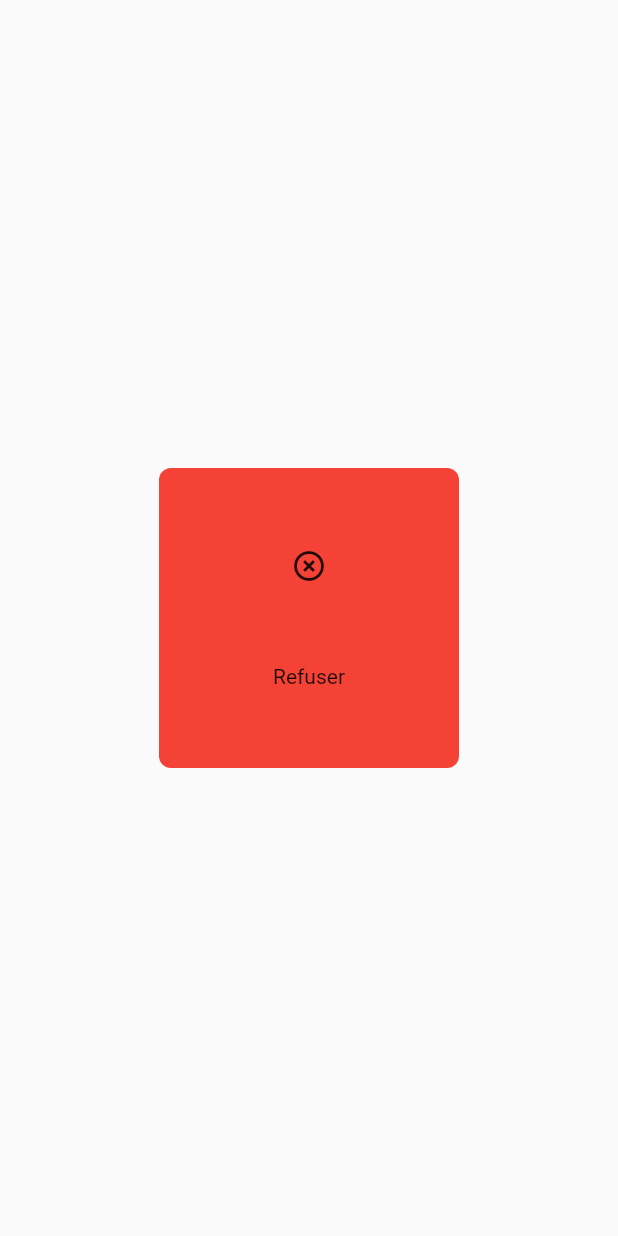
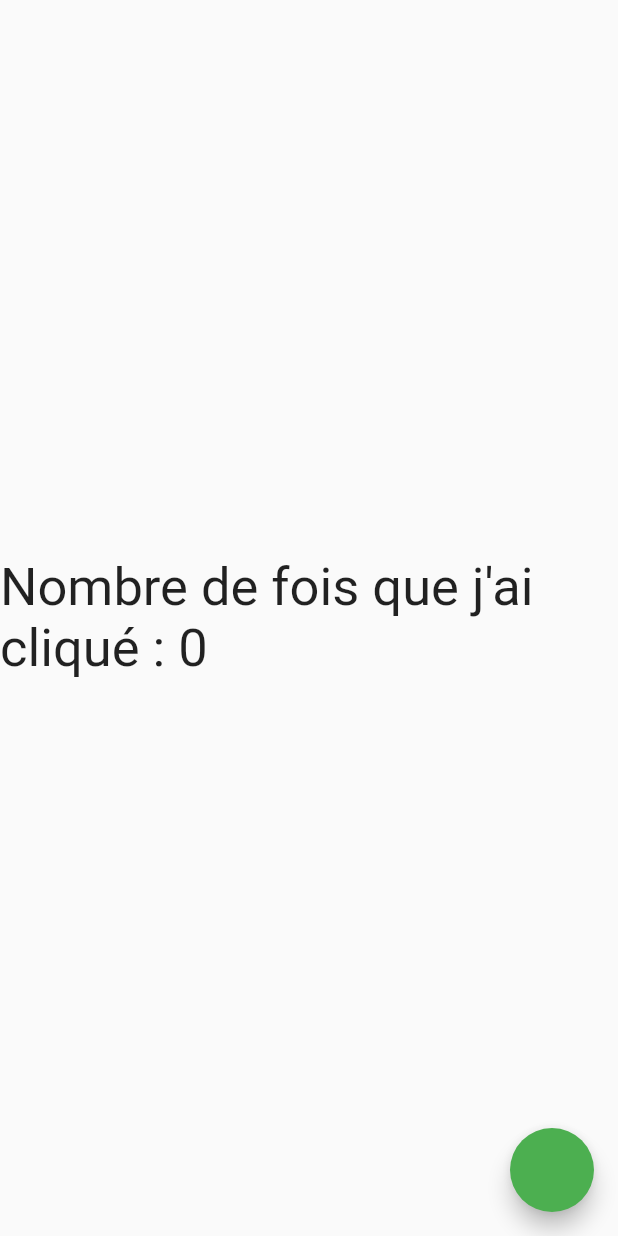
Before and after one commit to baby-dev69/Flutter_Exercices, a Flutter app: the screen it shows after launch, on a phone screen of 412 x 824 dp. Run offline on Flutter 3.47's test engine with Material 2 defaults, Android fonts, the phone set to English and light mode, and no system bars; our stand-ins replace get.

Commit message:
first commit

```diff
--- a/lib/main.dart
+++ b/lib/main.dart
@@ -1,7 +1,12 @@
 import 'package:flutter/material.dart';
+import 'package:get/get.dart';
 import 'package:secondtry/widgets/academy_page.dart';
+import 'package:secondtry/widgets/exo4/getx_exo4_bindings.dart';
 import 'package:secondtry/widgets/statefull.dart';
 import 'package:secondtry/widgets/statelesswidget.dart';
+import 'package:secondtry/widgets/ex3_formulaire.dart';
+
+import 'widgets/exo4/getx_exo4_view.dart';
 
 void main() {
   runApp(const MyApp());
@@ -13,12 +18,19 @@ class MyApp extends StatelessWidget {
   // This widget is the root of your application.
   @override
   Widget build(BuildContext context) {
-    return MaterialApp(
+    return GetMaterialApp(
       title: 'Flutter Demo',
+      getPages: [
+        GetPage(
+          name: "/exo4",
+          page: () => GetxExo4View(),
+          binding: GetxExo4Binding(),
+        )
+      ],
+      initialRoute: "exo4",
       theme: ThemeData(
         primarySwatch: Colors.green,
       ),
-      home: const AcademyPage(),
     );
   }
 }
--- /dev/null
+++ b/lib/widgets/exo4/getx_exo4_bindings.dart
@@ -0,0 +1,10 @@
+import 'package:get/get.dart';
+
+import 'getx_exo4_controller.dart';
+
+class GetxExo4Binding extends Bindings {
+  @override
+  void dependencies() {
+    Get.lazyPut(() => GetxExo4Controller());
+  }
+}
--- /dev/null
+++ b/lib/widgets/exo4/getx_exo4_controller.dart
@@ -0,0 +1,11 @@
+import 'package:get/get.dart';
+
+class GetxExo4Controller extends GetxController {
+  GetxExo4Controller();
+
+  Rx<int> count = 0.obs;
+
+  void incrementCounter() {
+    count.value++;
+  }
+}
--- /dev/null
+++ b/lib/widgets/exo4/getx_exo4_view.dart
@@ -0,0 +1,26 @@
+import 'package:flutter/material.dart';
+import 'package:flutter/src/widgets/container.dart';
+import 'package:flutter/src/widgets/framework.dart';
+import 'package:get/get.dart';
+import 'package:secondtry/widgets/exo4/getx_exo4_controller.dart';
+
+class GetxExo4View extends GetView<GetxExo4Controller> {
+  const GetxExo4View({super.key});
+
+  @override
+  Widget build(BuildContext context) {
+    return Scaffold(
+      floatingActionButton: FloatingActionButton(
+        onPressed: () {
+          controller.incrementCounter();
+        },
+      ),
+      body: Center(
+        child: Obx(() => Text(
+              "Nombre de fois que j'ai cliqué : ${controller.count.value} ",
+              style: TextStyle(fontSize: 35),
+            )),
+      ),
+    );
+  }
+}
--- a/pubspec.yaml
+++ b/pubspec.yaml
@@ -36,6 +36,7 @@ dependencies:
   # The following adds the Cupertino Icons font to your application.
   # Use with the CupertinoIcons class for iOS style icons.
   cupertino_icons: ^1.0.2
+  get: ^4.6.5
 
 dev_dependencies:
   flutter_test:
```
Also changed, not shown: lib/widgets/ex3_formulaire.dart (added, +54 -0 lines), lib/widgets/statelesswidget.dart (+4 -4 lines), pubspec.lock.
